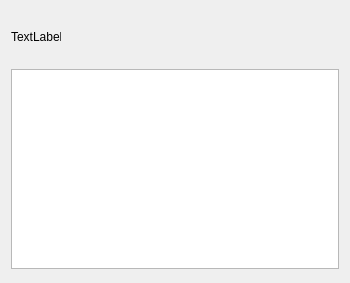
The window that CTScan_QT/CTScan/msglistbox.ui (maozi2327/CTScan) describes before a commit, drawn with Qt 5.
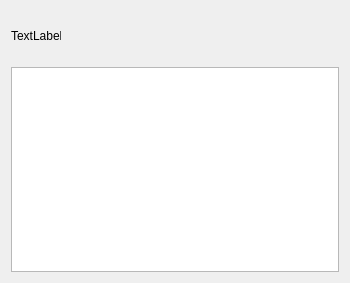
The same window after the commit.

The edit to the form file:
```diff
--- a/CTScan_QT/CTScan/msglistbox.ui
+++ b/CTScan_QT/CTScan/msglistbox.ui
@@ -46,20 +46,7 @@
     </widget>
    </item>
    <item>
-    <widget class="QListView" name="listView">
-     <property name="minimumSize">
-      <size>
-       <width>300</width>
-       <height>200</height>
-      </size>
-     </property>
-     <property name="maximumSize">
-      <size>
-       <width>16777215</width>
-       <height>200</height>
-      </size>
-     </property>
-    </widget>
+    <widget class="QListWidget" name="listWidget"/>
    </item>
   </layout>
  </widget>
```
